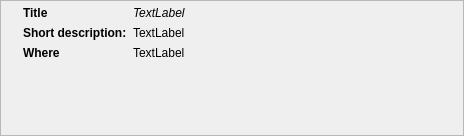
This is weboob/applications/qcookboob/ui/minirecipe.ui in laurentb/weboob as Qt 5 draws it before an edit. The edited form follows.
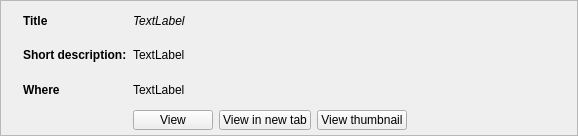
This is the edited form.

Commit message: [qcookboob] tab navigation implemented (closes #1290)

Diff of the .ui file:
```diff
--- a/weboob/applications/qcookboob/ui/minirecipe.ui
+++ b/weboob/applications/qcookboob/ui/minirecipe.ui
@@ -6,7 +6,7 @@
    <rect>
     <x>0</x>
     <y>0</y>
-    <width>464</width>
+    <width>578</width>
     <height>136</height>
    </rect>
   </property>
@@ -43,20 +43,21 @@
     </widget>
    </item>
    <item>
-    <layout class="QFormLayout" name="formLayout">
-     <property name="fieldGrowthPolicy">
-      <enum>QFormLayout::ExpandingFieldsGrow</enum>
-     </property>
-     <item row="0" column="0">
-      <widget class="QLabel" name="label_5">
-       <property name="font">
-        <font>
-         <weight>75</weight>
-         <bold>true</bold>
-        </font>
+    <layout class="QGridLayout" name="gridLayout">
+     <item row="2" column="1">
+      <widget class="QLabel" name="backendLabel">
+       <property name="text">
+        <string>TextLabel</string>
        </property>
+      </widget>
+     </item>
+     <item row="1" column="1">
+      <widget class="QLabel" name="shortDescLabel">
        <property name="text">
-        <string>Title</string>
+        <string>TextLabel</string>
+       </property>
+       <property name="wordWrap">
+        <bool>true</bool>
        </property>
       </widget>
      </item>
@@ -96,16 +97,6 @@
        </property>
       </widget>
      </item>
-     <item row="1" column="1">
-      <widget class="QLabel" name="shortDescLabel">
-       <property name="text">
-        <string>TextLabel</string>
-       </property>
-       <property name="wordWrap">
-        <bool>true</bool>
-       </property>
-      </widget>
-     </item>
      <item row="2" column="0">
       <widget class="QLabel" name="label">
        <property name="font">
@@ -119,13 +110,75 @@
        </property>
       </widget>
      </item>
-     <item row="2" column="1">
-      <widget class="QLabel" name="backendLabel">
+     <item row="0" column="0">
+      <widget class="QLabel" name="label_5">
+       <property name="font">
+        <font>
+         <weight>75</weight>
+         <bold>true</bold>
+        </font>
+       </property>
        <property name="text">
-        <string>TextLabel</string>
+        <string>Title</string>
        </property>
       </widget>
      </item>
+     <item row="3" column="1">
+      <layout class="QHBoxLayout" name="horizontalLayout_2">
+       <item>
+        <widget class="QPushButton" name="viewButton">
+         <property name="maximumSize">
+          <size>
+           <width>120</width>
+           <height>20</height>
+          </size>
+         </property>
+         <property name="text">
+          <string>View</string>
+         </property>
+        </widget>
+       </item>
+       <item>
+        <widget class="QPushButton" name="newTabButton">
+         <property name="maximumSize">
+          <size>
+           <width>120</width>
+           <height>20</height>
+          </size>
+         </property>
+         <property name="text">
+          <string>View in new tab</string>
+         </property>
+        </widget>
+       </item>
+       <item>
+        <widget class="QPushButton" name="viewThumbnailButton">
+         <property name="maximumSize">
+          <size>
+           <width>120</width>
+           <height>20</height>
+          </size>
+         </property>
+         <property name="text">
+          <string>View thumbnail</string>
+         </property>
+        </widget>
+       </item>
+       <item>
+        <spacer name="horizontalSpacer">
+         <property name="orientation">
+          <enum>Qt::Horizontal</enum>
+         </property>
+         <property name="sizeHint" stdset="0">
+          <size>
+           <width>40</width>
+           <height>20</height>
+          </size>
+         </property>
+        </spacer>
+       </item>
+      </layout>
+     </item>
     </layout>
    </item>
   </layout>
```
The commit also changes 4 other files.
